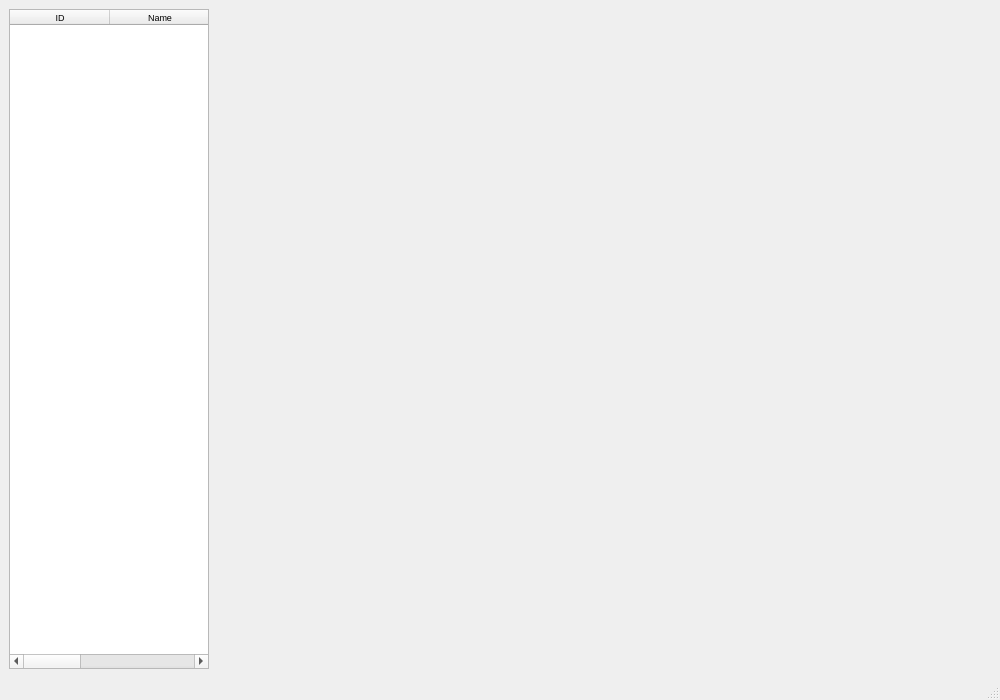
First picture: the form in examples/Editor/MainWindow.ui, repository martinscheffler/qtentity, before the edit.
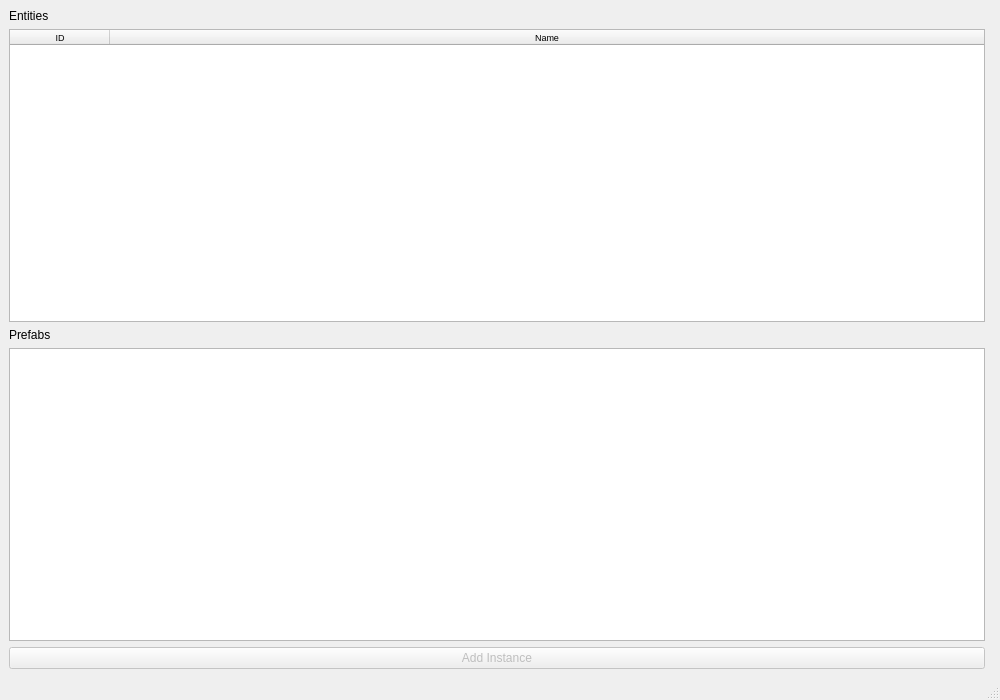
Second picture: the form after the edit.

Commit message: Hooking up prefab system to editor

```diff
--- a/examples/Editor/MainWindow.ui
+++ b/examples/Editor/MainWindow.ui
@@ -22,6 +22,15 @@
   <widget class="QWidget" name="centralwidget">
    <layout class="QHBoxLayout" name="horizontalLayout">
     <item>
+     <layout class="QVBoxLayout" name="verticalLayout">
+      <item>
+       <widget class="QLabel" name="label">
+        <property name="text">
+         <string>Entities</string>
+        </property>
+       </widget>
+      </item>
+      <item>
      <widget class="QTableWidget" name="_entities">
       <property name="minimumSize">
        <size>
@@ -31,7 +40,7 @@
       </property>
       <property name="maximumSize">
        <size>
-        <width>200</width>
+          <width>16777215</width>
         <height>16777215</height>
        </size>
       </property>
@@ -43,6 +52,9 @@
       <property name="selectionBehavior">
        <enum>QAbstractItemView::SelectRows</enum>
       </property>
+        <attribute name="horizontalHeaderStretchLastSection">
+         <bool>true</bool>
+        </attribute>
       <column>
        <property name="text">
         <string>ID</string>
@@ -53,12 +65,36 @@
         <string>Name</string>
        </property>
       </column>
-      <column>
+       </widget>
+      </item>
+      <item>
+       <widget class="QLabel" name="label_2">
        <property name="text">
-        <string>LoadedFrom</string>
-       </property>
-      </column>
-     </widget>
+         <string>Prefabs</string>
+        </property>
+       </widget>
+      </item>
+      <item>
+       <widget class="QListWidget" name="_prefabs"/>
+      </item>
+      <item>
+       <layout class="QHBoxLayout" name="horizontalLayout_3">
+        <property name="topMargin">
+         <number>0</number>
+        </property>
+        <item>
+         <widget class="QPushButton" name="_addInstance">
+          <property name="enabled">
+           <bool>false</bool>
+          </property>
+          <property name="text">
+           <string>Add Instance</string>
+          </property>
+         </widget>
+        </item>
+       </layout>
+      </item>
+     </layout>
     </item>
     <item>
      <widget class="QWidget" name="_rendererPos" native="true"/>
```
Left out of the diff: 2 changed lines with no effect on the pictures. Lines whose indentation alone changed are shown as unchanged. The commit also changes 18 other files.
